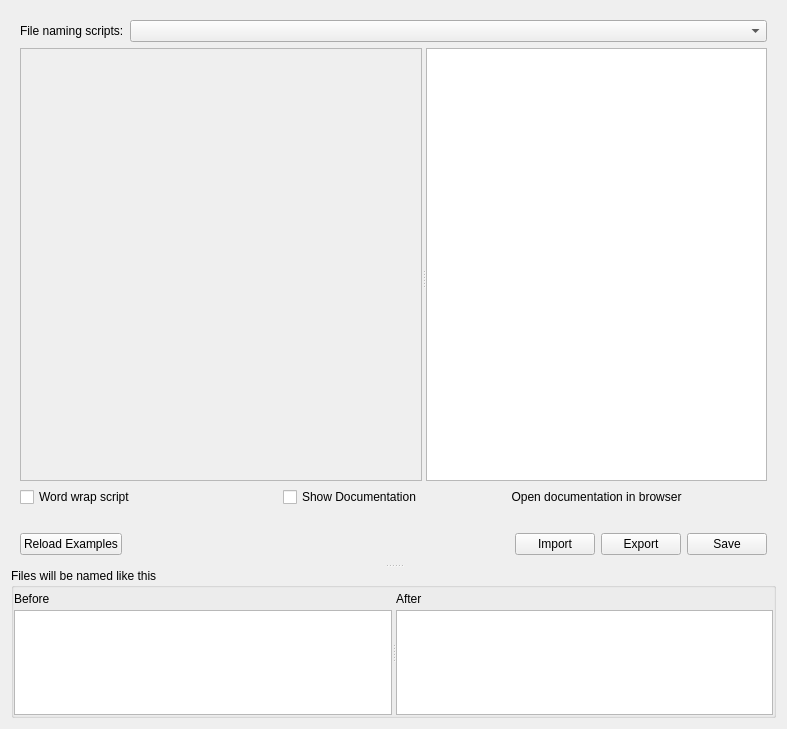
Before: the Qt Designer form ui/scripteditor.ui in metabrainz/picard, drawn with Qt 5.
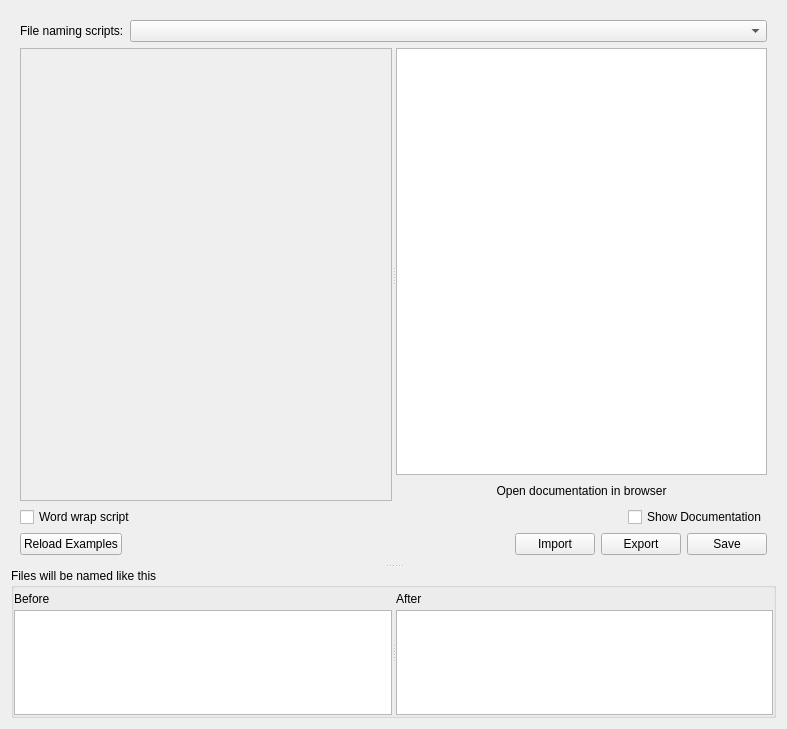
After: the same form once the commit is applied. Custom widgets are drawn as their Qt base class.

Commit message: Fix position of `Show documentation` checkbox.  Remove unused splitter.

The edit to the form file:
```diff
--- a/ui/scripteditor.ui
+++ b/ui/scripteditor.ui
@@ -142,7 +142,10 @@
            <number>0</number>
           </property>
           <item>
-           <widget class="QSplitter" name="splitter_4">
+           <widget class="QSplitter" name="splitter_between_editor_and_documentation">
+            <property name="frameShape">
+             <enum>QFrame::NoFrame</enum>
+            </property>
             <property name="orientation">
              <enum>Qt::Horizontal</enum>
             </property>
@@ -203,43 +206,6 @@
                 </property>
                </widget>
               </item>
-              <item>
-               <layout class="QHBoxLayout" name="horizontalLayout">
-                <item>
-                 <widget class="QCheckBox" name="file_naming_word_wrap">
-                  <property name="toolTip">
-                   <string>Word wrap long lines in the editor</string>
-                  </property>
-                  <property name="text">
-                   <string>Word wrap script</string>
-                  </property>
-                 </widget>
-                </item>
-                <item>
-                 <spacer name="horizontalSpacer_2">
-                  <property name="orientation">
-                   <enum>Qt::Horizontal</enum>
-                  </property>
-                  <property name="sizeHint" stdset="0">
-                   <size>
-                    <width>40</width>
-                    <height>20</height>
-                   </size>
-                  </property>
-                 </spacer>
-                </item>
-                <item>
-                 <widget class="QCheckBox" name="show_documentation">
-                  <property name="toolTip">
-                   <string>Open the scripting documentation in a sidebar</string>
-                  </property>
-                  <property name="text">
-                   <string>Show Documentation</string>
-                  </property>
-                 </widget>
-                </item>
-               </layout>
-              </item>
              </layout>
             </widget>
             <widget class="QFrame" name="documentation_frame">
@@ -318,14 +284,47 @@
         </widget>
        </item>
        <item>
-        <widget class="QLabel" name="renaming_error">
-         <property name="text">
-          <string/>
+        <layout class="QHBoxLayout" name="horizontalLayout_5">
+         <property name="topMargin">
+          <number>0</number>
          </property>
-         <property name="alignment">
-          <set>Qt::AlignCenter</set>
-         </property>
-        </widget>
+         <item>
+          <widget class="QCheckBox" name="file_naming_word_wrap">
+           <property name="toolTip">
+            <string>Word wrap long lines in the editor</string>
+           </property>
+           <property name="text">
+            <string>Word wrap script</string>
+           </property>
+          </widget>
+         </item>
+         <item>
+          <widget class="QLabel" name="renaming_error">
+           <property name="sizePolicy">
+            <sizepolicy hsizetype="MinimumExpanding" vsizetype="Preferred">
+             <horstretch>0</horstretch>
+             <verstretch>0</verstretch>
+            </sizepolicy>
+           </property>
+           <property name="text">
+            <string/>
+           </property>
+           <property name="alignment">
+            <set>Qt::AlignCenter</set>
+           </property>
+          </widget>
+         </item>
+         <item>
+          <widget class="QCheckBox" name="show_documentation">
+           <property name="toolTip">
+            <string>Open the scripting documentation in a sidebar</string>
+           </property>
+           <property name="text">
+            <string>Show Documentation</string>
+           </property>
+          </widget>
+         </item>
+        </layout>
        </item>
        <item>
         <layout class="QHBoxLayout" name="horizontalLayout_4">
```
Left out of the diff: 20 changed lines with no effect on the pictures. The commit also changes 2 other files.
